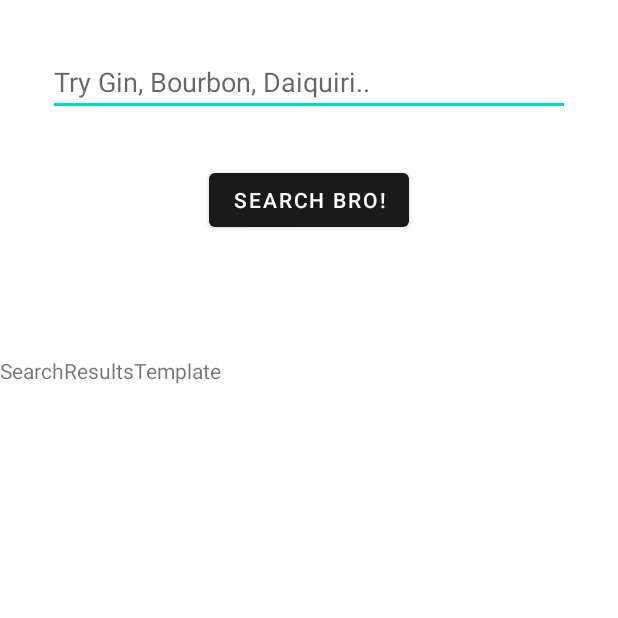
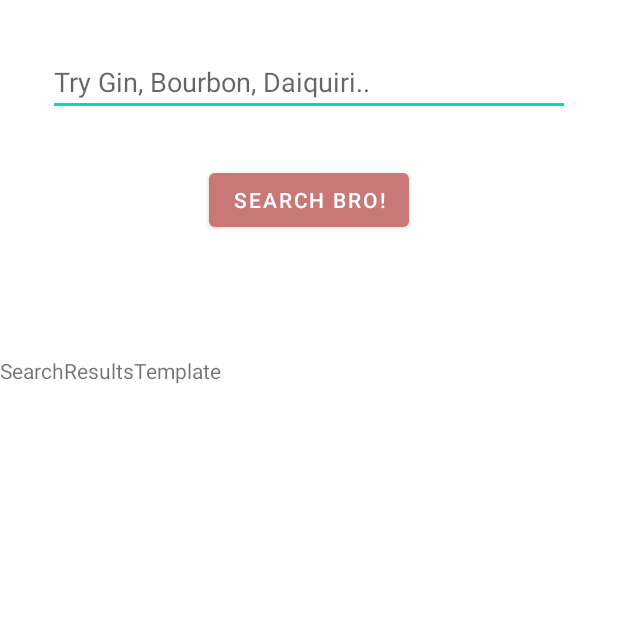
Before and after one commit to ShadehaterCS/TALESS-Cocktails---Android, an Android app: the HomeActivity screen opened directly, with no data from a screen before it, after a tap on an icon or button, on a phone screen of 412 x 824 dp, the top half of it. Run offline under Robolectric (Android 15) with nearby library versions, the phone set to English and light mode, and no system bars; our stand-ins replace navigation-ui.

Commit message:
Wait, fixed status bar color ok

```diff
--- a/app/src/main/java/com/authandroid_smartcookies/smartcookie/HomeActivity.java
+++ b/app/src/main/java/com/authandroid_smartcookies/smartcookie/HomeActivity.java
@@ -10,6 +10,7 @@ import androidx.navigation.ui.NavigationUI;
 
 import android.os.Bundle;
 import android.transition.Explode;
+import android.view.View;
 
 import com.authandroid_smartcookies.smartcookie.Database.SenpaiDB;
 import com.authandroid_smartcookies.smartcookie.Menu.Home.MainMenuFragment;
@@ -30,7 +31,7 @@ public class HomeActivity extends AppCompatActivity {
 
         super.onCreate(savedInstanceState);
         setContentView(R.layout.activity_home);
-
+        getWindow().getDecorView().setSystemUiVisibility(View.SYSTEM_UI_FLAG_LIGHT_STATUS_BAR);
         Objects.requireNonNull(getSupportActionBar()).hide();
 
         BottomNavigationView bottomNavigationView = findViewById(R.id.bottomNavigationView);
--- a/app/src/main/java/com/authandroid_smartcookies/smartcookie/Menu/Home/SearchActivity.java
+++ b/app/src/main/java/com/authandroid_smartcookies/smartcookie/Menu/Home/SearchActivity.java
@@ -36,6 +36,7 @@ public class SearchActivity extends AppCompatActivity {
     protected void onCreate(Bundle savedInstanceState) {
         super.onCreate(savedInstanceState);
         setContentView(R.layout.activity_search);
+        getWindow().getDecorView().setSystemUiVisibility(View.SYSTEM_UI_FLAG_LIGHT_STATUS_BAR);
         Objects.requireNonNull(getSupportActionBar()).hide();
 
         search = findViewById(R.id.searchText);
--- a/app/src/main/res/values-night/themes.xml
+++ b/app/src/main/res/values-night/themes.xml
@@ -10,7 +10,7 @@
         <item name="colorSecondaryVariant">@color/teal_200</item>
         <item name="colorOnSecondary">@color/black</item>
         <!-- Status bar color. -->
-        <item name="android:statusBarColor" tools:targetApi="l">?attr/colorPrimaryVariant</item>
+        <item name="android:statusBarColor" tools:targetApi="l">@color/kafetiblackopwsleeioantonis</item>
         <!-- Customize your theme here. -->
     </style>
 </resources>
--- a/app/src/main/res/values/themes.xml
+++ b/app/src/main/res/values/themes.xml
@@ -2,8 +2,8 @@
     <!-- Base application theme. -->
     <style name="Theme.SmartCookie" parent="Theme.MaterialComponents.DayNight.DarkActionBar">
         <!-- Primary brand color. -->
-        <item name="colorPrimary">@color/kafetiblackopwsleeioantonis</item>
-        <item name="colorPrimaryVariant">@color/black</item>
+        <item name="colorPrimary">#C97878</item>
+        <item name="colorPrimaryVariant">#C99078</item>
         <item name="colorOnPrimary">@color/white</item>
         <!-- Secondary brand color. -->
         <item name="colorSecondary">@color/teal_200</item>
@@ -11,14 +11,9 @@
         <item name="colorOnSecondary">@color/black</item>
         <!-- Status bar color. -->
         <item name="android:windowLightStatusBar">true</item>
+        <item name="android:statusBarColor" tools:targetApi="l">@color/white</item>
         <!-- Customize your theme here. -->
-
         <item name="android:windowActivityTransitions">true</item>
-
-        <!--item name="android:windowSharedElementEnterTransition">
-            @transition/</item>
-        <item name="android:windowSharedElementExitTransition">
-            @transition/change_image_transform</item-->
 
     </style>
 </resources>
```
